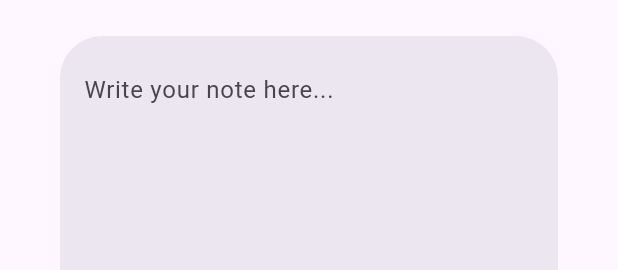
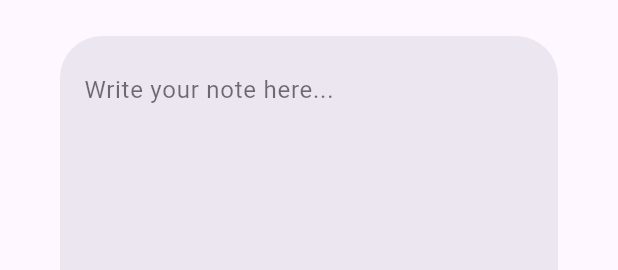
Before and after one commit to Artys64/notedtogether, a Flutter app: the NoteDialog widget shown alone on an empty page, opened directly with empty values, on a phone screen of 412 x 824 dp. Shown: the top 270 px of the screen. Run offline on Flutter 3.47's test engine with Material 3 defaults, Android fonts, the phone set to English and light mode, and no system bars; missing offline and left inert: serverpod, serverpod_auth_client, serverpod_auth_email_flutter, serverpod_auth_server, serverpod_auth_shared_flutter, serverpod_client and 1 more; statements that could not run were skipped.

Commit message:
Fix text readability by adding dark color styling to note editor and display
Co-authored-by: Artys64 <192833216+Artys64@users.noreply.github.com>

```diff
--- a/notedtogether_flutter/lib/note_dialog.dart
+++ b/notedtogether_flutter/lib/note_dialog.dart
@@ -46,9 +46,17 @@ class NoteDialogState extends State<NoteDialog> {
                 expands: true,
                 maxLines: null,
                 minLines: null,
+                style: const TextStyle(
+                  color: Colors.black87,
+                  fontSize: 16,
+                ),
                 decoration: const InputDecoration(
                   border: InputBorder.none,
                   hintText: 'Write your note here...',
+                  hintStyle: TextStyle(
+                    color: Colors.black54,
+                    fontSize: 16,
+                  ),
                 ),
               ),
             ),
```
Also changed, not shown: notedtogether_flutter/lib/main.dart (+7 -1 lines).
